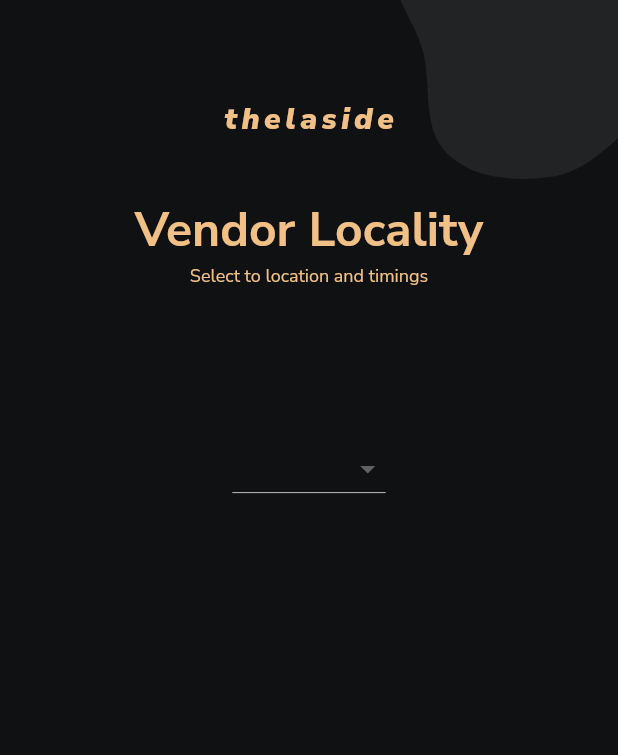
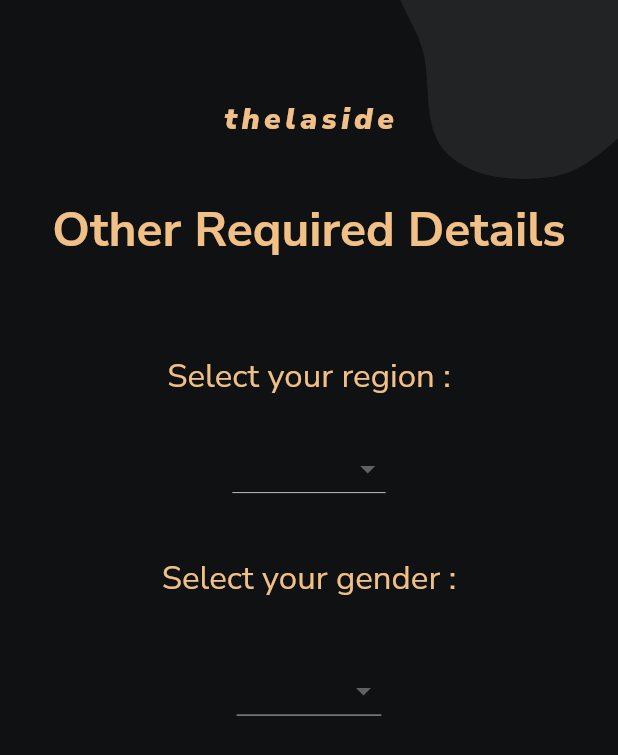
Before and after one commit to ekakshjanweja/StreetVendorApp, a Flutter app: the VendorLocality screen opened directly, on a phone screen of 412 x 824 dp. Shown: the top 755 px of the screen. Run offline on Flutter 3.47's test engine with Material 2 defaults, Android fonts, the phone set to English and light mode, and no system bars; our stand-ins replace firebase_auth, firebase_core, flutter_svg, google_fonts; accounts and stored records are empty.

Commit message:
Update vendor_locality.dart

```diff
--- a/lib/screens/vendor_locality.dart
+++ b/lib/screens/vendor_locality.dart
@@ -67,19 +67,22 @@ class VendorLocality extends StatelessWidget {
             child: Column(
               children: [
                 Text(
-                  'Vendor Locality',
+                  'Other Required Details',
                   style: TextStyleClass.h3Bold(
                     context,
                     CustomColors.primaryColor(),
                   ).copyWith(fontSize: 32),
                 ),
+                SizedBox(
+                  height: 60,
+                ),
                 Text(
-                  'Select to location and timings',
+                  'Select your region :',
                   style: TextStyleClass.h3Bold(
                     context,
                     CustomColors.primaryColor(),
                   ).copyWith(
-                    fontSize: 12,
+                    fontSize: 22,
                     fontWeight: FontWeight.normal,
                   ),
                 ),
@@ -107,6 +110,44 @@ class VendorLocality extends StatelessWidget {
               onChanged: (_) {},
             ),
           ),
+
+          Positioned(
+            top: MediaQuery.of(context).size.height * 0.45,
+            child: Column(children: [
+              Text(
+                'Select your gender :',
+                style: TextStyleClass.h3Bold(
+                  context,
+                  CustomColors.primaryColor(),
+                ).copyWith(
+                  fontSize: 22,
+                  fontWeight: FontWeight.normal,
+                ),
+              )
+            ]),
+          ),
+
+          Positioned(
+            top: MediaQuery.of(context).size.height * 0.53,
+            child: DropdownButton<String>(
+              dropdownColor: CustomColors.blackVariant3(),
+              items: <String>[
+                'Male',
+                'Female',
+                'Not To Say'
+              ].map((String value) {
+                return DropdownMenuItem<String>(
+                  value: value,
+                  child: Text(
+                    value,
+                    style: TextStyleClass.bodyText(context, Colors.white),
+                  ),
+                );
+              }).toList(),
+              onChanged: (_) {},
+            ),
+          ),
+
           Positioned(
             top: MediaQuery.of(context).size.height * 90,
             child: CustomButton(
```
